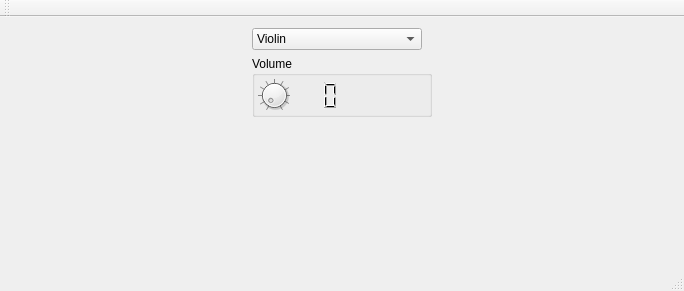
First picture: the form in mainwindow.ui, repository 607011/termenvox, before the edit.
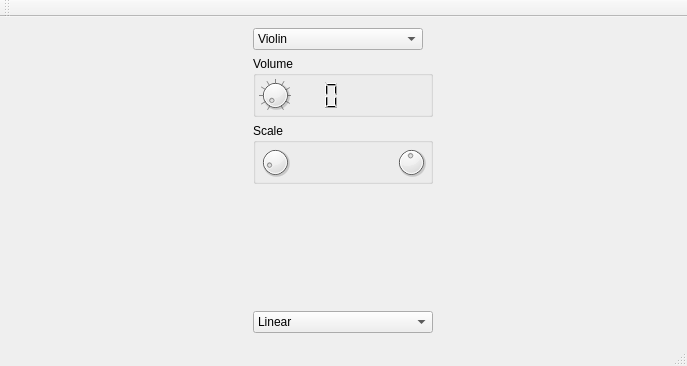
Second picture: the form after the edit.

Commit message: Skalierung anpassbar: logarithmisch, linear, quadratisch, min/max Frequenz.

The edit to the form file:
```diff
--- a/mainwindow.ui
+++ b/mainwindow.ui
@@ -6,8 +6,8 @@
    <rect>
     <x>0</x>
     <y>0</y>
-    <width>684</width>
-    <height>291</height>
+    <width>687</width>
+    <height>366</height>
    </rect>
   </property>
   <property name="sizePolicy">
@@ -25,55 +25,110 @@
      <layout class="QHBoxLayout" name="horizontalLayout">
       <item>
        <layout class="QGridLayout" name="gridLayout">
-        <item row="3" column="0">
-         <spacer name="verticalSpacer">
-          <property name="orientation">
-           <enum>Qt::Vertical</enum>
-          </property>
-          <property name="sizeHint" stdset="0">
+        <item row="2" column="0">
+         <widget class="QGroupBox" name="groupBox_2">
+          <property name="minimumSize">
            <size>
-            <width>20</width>
+            <width>0</width>
             <height>40</height>
            </size>
           </property>
-         </spacer>
-        </item>
-        <item row="0" column="0">
-         <widget class="QComboBox" name="instrumentComboBox">
           <property name="maximumSize">
            <size>
-            <width>170</width>
+            <width>180</width>
             <height>16777215</height>
            </size>
           </property>
-          <item>
-           <property name="text">
-            <string>Violin</string>
+          <property name="title">
+           <string>Scale</string>
+          </property>
+          <layout class="QGridLayout" name="gridLayout_4">
+           <property name="leftMargin">
+            <number>3</number>
            </property>
-          </item>
-          <item>
-           <property name="text">
-            <string>Brass</string>
+           <property name="topMargin">
+            <number>3</number>
            </property>
-          </item>
-          <item>
-           <property name="text">
-            <string>Clarinet</string>
+           <property name="rightMargin">
+            <number>3</number>
            </property>
-          </item>
-          <item>
-           <property name="text">
-            <string>Whistle</string>
+           <property name="bottomMargin">
+            <number>3</number>
            </property>
-          </item>
-          <item>
-           <property name="text">
-            <string>Flute</string>
+           <property name="spacing">
+            <number>3</number>
            </property>
-          </item>
+           <item row="0" column="2">
+            <widget class="QDial" name="maxFDial">
+             <property name="minimumSize">
+              <size>
+               <width>32</width>
+               <height>32</height>
+              </size>
+             </property>
+             <property name="maximumSize">
+              <size>
+               <width>32</width>
+               <height>32</height>
+              </size>
+             </property>
+             <property name="minimum">
+              <number>200</number>
+             </property>
+             <property name="maximum">
+              <number>8000</number>
+             </property>
+             <property name="value">
+              <number>4000</number>
+             </property>
+             <property name="sliderPosition">
+              <number>4000</number>
+             </property>
+            </widget>
+           </item>
+           <item row="0" column="0">
+            <widget class="QDial" name="minFDial">
+             <property name="minimumSize">
+              <size>
+               <width>32</width>
+               <height>32</height>
+              </size>
+             </property>
+             <property name="maximumSize">
+              <size>
+               <width>32</width>
+               <height>32</height>
+              </size>
+             </property>
+             <property name="maximum">
+              <number>200</number>
+             </property>
+             <property name="value">
+              <number>20</number>
+             </property>
+            </widget>
+           </item>
+           <item row="0" column="1">
+            <spacer name="horizontalSpacer_2">
+             <property name="orientation">
+              <enum>Qt::Horizontal</enum>
+             </property>
+             <property name="sizeHint" stdset="0">
+              <size>
+               <width>40</width>
+               <height>20</height>
+              </size>
+             </property>
+            </spacer>
+           </item>
+          </layout>
+         </widget>
+        </item>
+        <item row="5" column="0">
+         <widget class="QComboBox" name="scaleComboBox">
           <item>
            <property name="text">
-            <string>Percussive Flute (TX81Z #4)</string>
+            <string>Linear</string>
            </property>
           </item>
           <item>
@@ -208,6 +263,84 @@
           </layout>
          </widget>
         </item>
+        <item row="0" column="0">
+         <widget class="QComboBox" name="instrumentComboBox">
+          <property name="maximumSize">
+           <size>
+            <width>170</width>
+            <height>16777215</height>
+           </size>
+          </property>
+          <item>
+           <property name="text">
+            <string>Violin</string>
+           </property>
+          </item>
+          <item>
+           <property name="text">
+            <string>Brass</string>
+           </property>
+          </item>
+          <item>
+           <property name="text">
+            <string>Clarinet</string>
+           </property>
+          </item>
+          <item>
+           <property name="text">
+            <string>Whistle</string>
+           </property>
+          </item>
+          <item>
+           <property name="text">
+            <string>Flute</string>
+           </property>
+          </item>
+          <item>
+           <property name="text">
+            <string>Percussive Flute (TX81Z #4)</string>
+           </property>
+          </item>
+          <item>
+           <property name="text">
+            <string>Wurley (TX81Z #5)</string>
+           </property>
+          </item>
+          <item>
+           <property name="text">
+            <string>HeavyMetalFM (TX81Z #3)</string>
+           </property>
+          </item>
+          <item>
+           <property name="text">
+            <string>BeeThree (TX81Z #8)</string>
+           </property>
+          </item>
+          <item>
+           <property name="text">
+            <string>Rhodey (TX81Z #5?)</string>
+           </property>
+          </item>
+          <item>
+           <property name="text">
+            <string>FmVoices (TX81Z #6)</string>
+           </property>
+          </item>
+         </widget>
+        </item>
+        <item row="4" column="0">
+         <spacer name="verticalSpacer">
+          <property name="orientation">
+           <enum>Qt::Vertical</enum>
+          </property>
+          <property name="sizeHint" stdset="0">
+           <size>
+            <width>20</width>
+            <height>40</height>
+           </size>
+          </property>
+         </spacer>
+        </item>
        </layout>
       </item>
      </layout>
```
Left out of the diff: 21 changed lines with no effect on the pictures. The commit also changes 4 other files.
